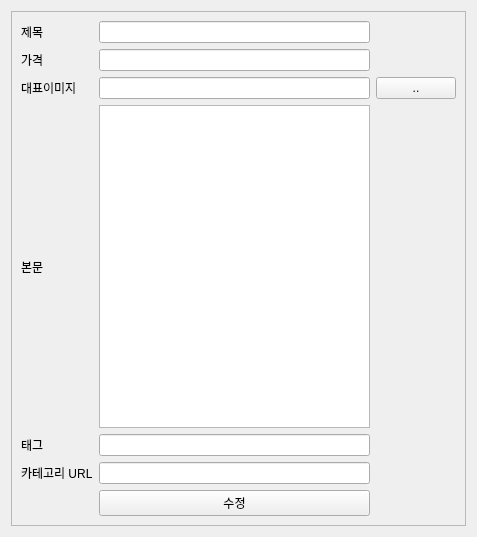
Above: editwindow.ui from Habeen-Jun/NaverCafe_Macro before the change. Below: the same form after it.
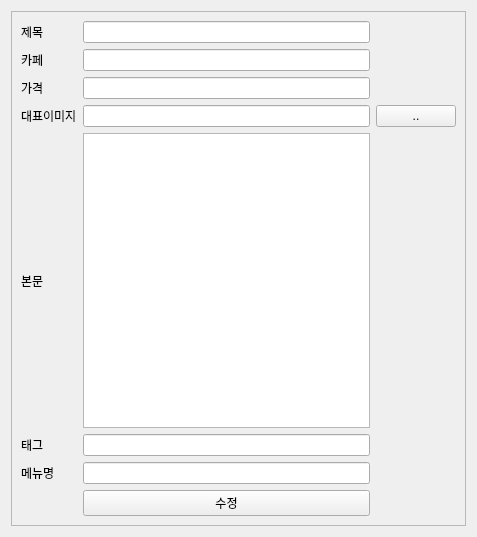
That is the form after the change.

Patch:
```diff
--- a/editwindow.ui
+++ b/editwindow.ui
@@ -24,60 +24,60 @@
        <rect>
         <x>0</x>
         <y>0</y>
-        <width>457</width>
-        <height>517</height>
+        <width>453</width>
+        <height>513</height>
        </rect>
       </property>
       <layout class="QGridLayout" name="gridLayout_2">
        <item row="0" column="0">
         <layout class="QGridLayout" name="gridLayout_3">
-         <item row="3" column="0">
+         <item row="4" column="0">
           <widget class="QLabel" name="label_2">
            <property name="text">
             <string>본문</string>
            </property>
           </widget>
          </item>
-         <item row="4" column="0">
+         <item row="4" column="1">
+          <widget class="QTextEdit" name="textEdit"/>
+         </item>
+         <item row="5" column="0">
           <widget class="QLabel" name="label_5">
            <property name="text">
             <string>태그</string>
            </property>
           </widget>
          </item>
+         <item row="7" column="1">
+          <widget class="QPushButton" name="pushButton">
+           <property name="text">
+            <string>수정</string>
+           </property>
+          </widget>
+         </item>
          <item row="3" column="1">
-          <widget class="QTextEdit" name="textEdit"/>
+          <widget class="QLineEdit" name="lineEdit_5"/>
          </item>
-         <item row="4" column="1">
-          <widget class="QLineEdit" name="lineEdit"/>
+         <item row="2" column="1">
+          <widget class="QLineEdit" name="lineEdit_3"/>
          </item>
-         <item row="5" column="0">
-          <widget class="QLabel" name="label">
+         <item row="2" column="0">
+          <widget class="QLabel" name="label_3">
            <property name="text">
-            <string>카테고리 URL</string>
+            <string>가격</string>
            </property>
           </widget>
          </item>
          <item row="0" column="1">
           <widget class="QLineEdit" name="lineEdit_2"/>
          </item>
-         <item row="2" column="1">
-          <widget class="QLineEdit" name="lineEdit_5"/>
-         </item>
-         <item row="5" column="1">
-          <widget class="QLineEdit" name="lineEdit_4"/>
-         </item>
          <item row="6" column="1">
-          <widget class="QPushButton" name="pushButton">
-           <property name="text">
-            <string>수정</string>
-           </property>
-          </widget>
+          <widget class="QLineEdit" name="lineEdit_4"/>
          </item>
-         <item row="2" column="0">
-          <widget class="QLabel" name="label_6">
+         <item row="3" column="2">
+          <widget class="QPushButton" name="pushButton_2">
            <property name="text">
-            <string>대표이미지</string>
+            <string>..</string>
            </property>
           </widget>
          </item>
@@ -88,20 +88,30 @@
            </property>
           </widget>
          </item>
+         <item row="5" column="1">
+          <widget class="QLineEdit" name="lineEdit"/>
+         </item>
+         <item row="3" column="0">
+          <widget class="QLabel" name="label_6">
+           <property name="text">
+            <string>대표이미지</string>
+           </property>
+          </widget>
+         </item>
+         <item row="6" column="0">
+          <widget class="QLabel" name="label">
+           <property name="text">
+            <string>메뉴명</string>
+           </property>
+          </widget>
+         </item>
          <item row="1" column="1">
-          <widget class="QLineEdit" name="lineEdit_3"/>
+          <widget class="QLineEdit" name="lineEdit_6"/>
          </item>
          <item row="1" column="0">
-          <widget class="QLabel" name="label_3">
+          <widget class="QLabel" name="label_7">
            <property name="text">
-            <string>가격</string>
-           </property>
-          </widget>
-         </item>
-         <item row="2" column="2">
-          <widget class="QPushButton" name="pushButton_2">
-           <property name="text">
-            <string>..</string>
+            <string>카페</string>
            </property>
           </widget>
          </item>
```
